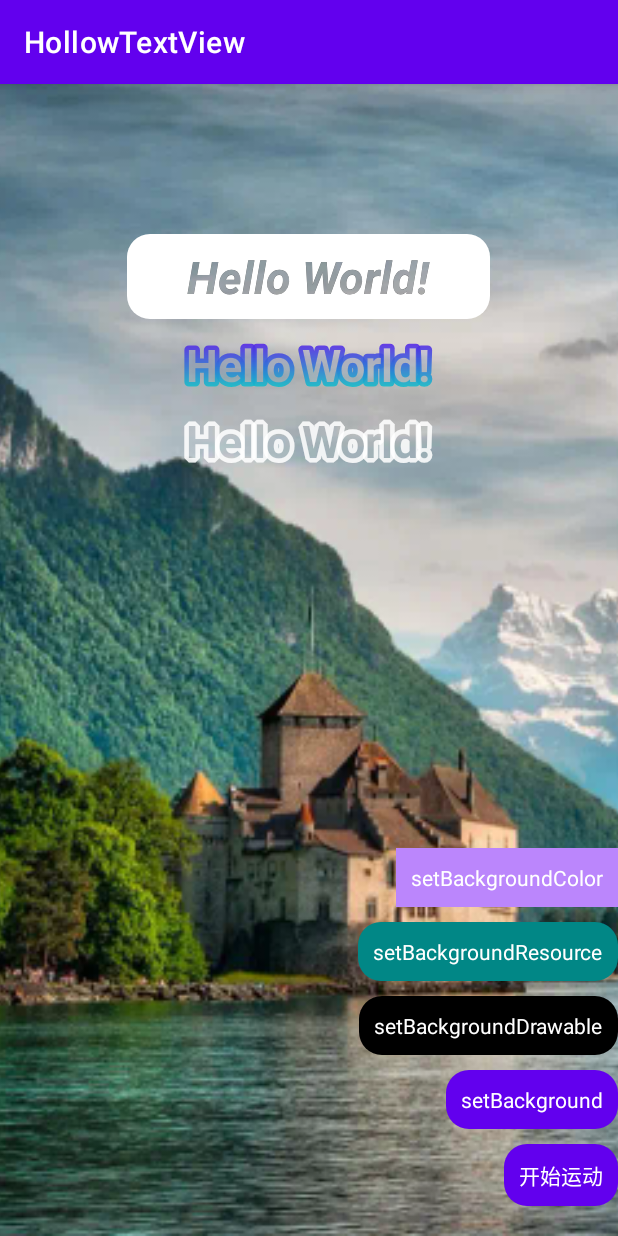
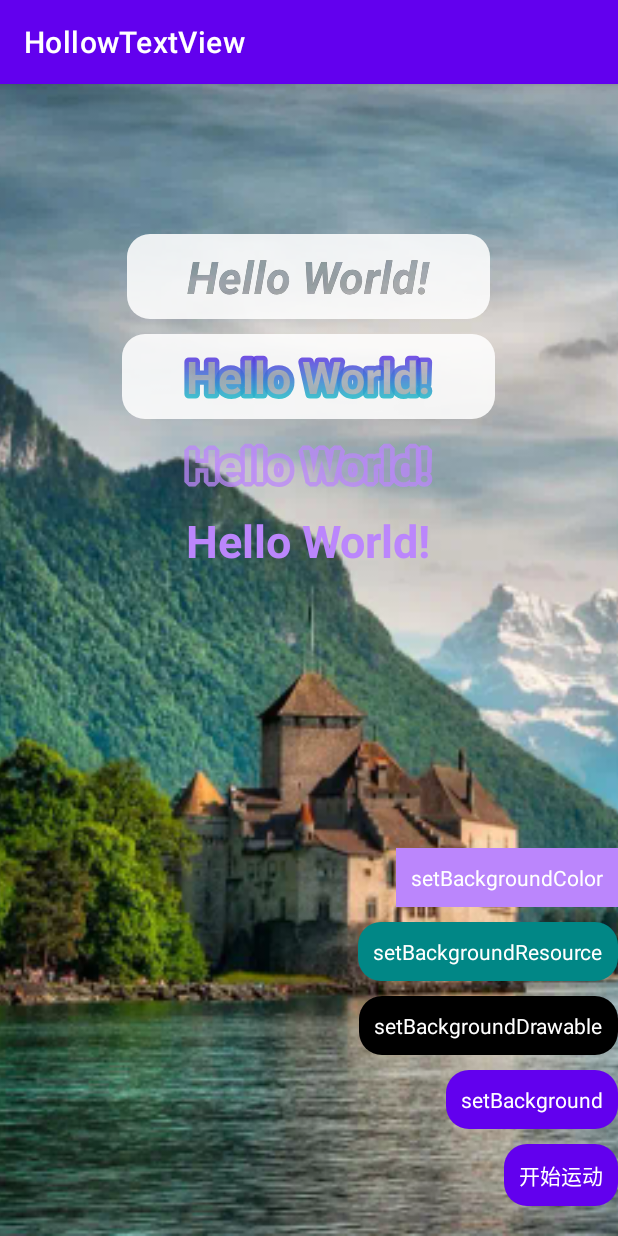
Before and after one commit to FlyJingFish/HollowTextView, an Android app: the screen it shows after launch (MainActivity), on a phone screen of 412 x 824 dp. Run offline under Robolectric (Android 15) with nearby library versions, the phone set to English and light mode, and no system bars.

Commit message:
1，优化支持ColorStateList

```diff
--- a/app/src/main/java/com/flyjingfish/hollowtextview/MainActivity.java
+++ b/app/src/main/java/com/flyjingfish/hollowtextview/MainActivity.java
@@ -5,8 +5,8 @@ import androidx.appcompat.app.AppCompatActivity;
 import android.animation.ObjectAnimator;
 import android.animation.ValueAnimator;
 import android.content.Context;
+import android.content.res.ColorStateList;
 import android.graphics.Point;
-import android.os.Build;
 import android.os.Bundle;
 import android.view.WindowManager;
 
@@ -56,7 +56,24 @@ public class MainActivity extends AppCompatActivity {
             }
             isRunAnim = !isRunAnim;
         });
+        binding.demo.setOnClickListener(v -> {
+            if (!isSetDemo){
+                isSetDemo = true;
+                binding.demo.setTextColor(getResources().getColor(R.color.press));
+            }
+        });
+        binding.hollowTextView.setOnClickListener(v -> {});
+        binding.hollowTextView2.setOnClickListener(v -> {
+            if (!isSet2){
+                isSet2 = true;
+                binding.hollowTextView2.setGradientStrokeColors(new ColorStateList[]{getResources().getColorStateList(R.color.press),getResources().getColorStateList(R.color.press)});
+            }
+        });
+        binding.hollowTextView3.setOnClickListener(v -> {});
     }
+
+    boolean isSet2 = false;
+    boolean isSetDemo = false;
 
     @Override
     protected void onDestroy() {
--- /dev/null
+++ b/app/src/main/res/color/press.xml
@@ -0,0 +1,5 @@
+<?xml version="1.0" encoding="utf-8"?>
+<selector xmlns:android="http://schemas.android.com/apk/res/android">
+    <item android:color="@color/purple_200" android:state_pressed="false"/>
+    <item android:color="@color/purple_700" android:state_pressed="true"/>
+</selector>
--- /dev/null
+++ b/app/src/main/res/color/press_end.xml
@@ -0,0 +1,5 @@
+<?xml version="1.0" encoding="utf-8"?>
+<selector xmlns:android="http://schemas.android.com/apk/res/android">
+    <item android:color="@color/teal_200" android:state_pressed="false"/>
+    <item android:color="@color/purple_700" android:state_pressed="true"/>
+</selector>
--- /dev/null
+++ b/app/src/main/res/color/press_start.xml
@@ -0,0 +1,5 @@
+<?xml version="1.0" encoding="utf-8"?>
+<selector xmlns:android="http://schemas.android.com/apk/res/android">
+    <item android:color="@color/purple_500" android:state_pressed="false"/>
+    <item android:color="@color/purple_700" android:state_pressed="true"/>
+</selector>
--- /dev/null
+++ b/app/src/main/res/drawable/bg_press.xml
@@ -0,0 +1,15 @@
+<?xml version="1.0" encoding="utf-8"?>
+<selector xmlns:android="http://schemas.android.com/apk/res/android">
+    <item android:state_pressed="false">
+        <shape>
+            <solid android:color="#ffffff"/>
+            <corners android:radius="15dp"/>
+        </shape>
+    </item>
+    <item android:state_pressed="true">
+        <shape>
+            <solid android:color="@color/black"/>
+            <corners android:radius="15dp"/>
+        </shape>
+    </item>
+</selector>
--- a/app/src/main/res/layout/activity_main.xml
+++ b/app/src/main/res/layout/activity_main.xml
@@ -34,14 +34,17 @@
             android:id="@+id/hollowTextView2"
             android:layout_width="wrap_content"
             android:layout_height="wrap_content"
+            android:paddingVertical="8dp"
+            android:paddingHorizontal="40dp"
             android:text="Hello World!"
             android:gravity="center"
             android:textStyle="bold"
             android:layout_marginTop="10dp"
             app:hollow_stroke_angle="0"
-            app:hollow_stroke_startColor="@color/purple_500"
-            app:hollow_stroke_endColor="@color/teal_200"
+            app:hollow_stroke_startColor="@color/press_start"
+            app:hollow_stroke_endColor="@color/press_end"
             app:hollow_stroke_strokeWidth="6dp"
+            android:background="@drawable/bg_press"
             android:textSize="30sp"/>
         <com.flyjingfish.hollowtextviewlib.HollowTextView
             android:id="@+id/hollowTextView3"
@@ -52,8 +55,18 @@
             android:gravity="center"
             android:textStyle="bold"
             android:layout_marginTop="10dp"
-            app:hollow_stroke_textColor="@color/white"
+            app:hollow_stroke_textColor="@color/press"
             app:hollow_stroke_strokeWidth="6dp"
+            android:textSize="30sp"/>
+        <TextView
+            android:id="@+id/demo"
+            android:layout_width="wrap_content"
+            android:layout_height="wrap_content"
+            android:text="Hello World!"
+            android:gravity="center"
+            android:textStyle="bold"
+            android:layout_marginTop="10dp"
+            android:textColor="@color/press"
             android:textSize="30sp"/>
     </LinearLayout>
 
--- a/library/src/main/java/com/flyjingfish/hollowtextviewlib/HollowTextView.java
+++ b/library/src/main/java/com/flyjingfish/hollowtextviewlib/HollowTextView.java
@@ -19,13 +19,16 @@ import android.text.TextPaint;
 import android.text.style.LeadingMarginSpan;
 import android.util.AttributeSet;
 import android.util.LayoutDirection;
-import android.util.Log;
 
+import androidx.annotation.ColorInt;
 import androidx.annotation.NonNull;
 import androidx.annotation.Nullable;
 import androidx.appcompat.widget.AppCompatTextView;
 import androidx.core.text.TextUtilsCompat;
 
+import java.util.ArrayList;
+import java.util.Arrays;
+import java.util.List;
 import java.util.Locale;
 
 public class HollowTextView extends AppCompatTextView {
@@ -33,13 +36,16 @@ public class HollowTextView extends AppCompatTextView {
     private Drawable bgDrawable;
     private int strokeWidth;
     private int[] gradientStrokeColors;
+    private final List<ColorStateList> gradientStrokeColorStates = new ArrayList<>();
     private float[] gradientStrokePositions;
     private boolean gradientStrokeColor;
     private float strokeAngle;
     private boolean strokeRtlAngle;
     private boolean isRtl;
-    private int strokeTextColor;
+    private ColorStateList strokeTextColor;
+    private int curStrokeTextColor;
     private Paint.Join strokeJoin;
+    private final PorterDuffXfermode DST_OUT = new PorterDuffXfermode(PorterDuff.Mode.DST_OUT);
 
     public HollowTextView(@NonNull Context context) {
         this(context, null);
@@ -57,26 +63,34 @@ public class HollowTextView extends AppCompatTextView {
 
         TypedArray typedArray = context.obtainStyledAttributes(attrs, R.styleable.HollowTextView);
         strokeWidth = typedArray.getDimensionPixelSize(R.styleable.HollowTextView_hollow_stroke_strokeWidth, 0);
-        int startStrokeColor = typedArray.getColor(R.styleable.HollowTextView_hollow_stroke_startColor, 0);
-        int centerStrokeColor = typedArray.getColor(R.styleable.HollowTextView_hollow_stroke_centerColor, 0);
-        int endStrokeColor = typedArray.getColor(R.styleable.HollowTextView_hollow_stroke_endColor, 0);
-        strokeTextColor = typedArray.getColor(R.styleable.HollowTextView_hollow_stroke_textColor, getCurrentTextColor());
+        ColorStateList startStrokeColorState = typedArray.getColorStateList(R.styleable.HollowTextView_hollow_stroke_startColor);
+        ColorStateList centerStrokeColorState = typedArray.getColorStateList(R.styleable.HollowTextView_hollow_stroke_centerColor);
+        ColorStateList endStrokeColorState = typedArray.getColorStateList(R.styleable.HollowTextView_hollow_stroke_endColor);
+        strokeTextColor = typedArray.getColorStateList(R.styleable.HollowTextView_hollow_stroke_textColor);
         strokeAngle = typedArray.getFloat(R.styleable.HollowTextView_hollow_stroke_angle, 0);
         strokeRtlAngle = typedArray.getBoolean(R.styleable.HollowTextView_hollow_stroke_rtl_angle, false);
         int strokeJoinInt = typedArray.getInt(R.styleable.HollowTextView_hollow_stroke_join, Paint.Join.ROUND.ordinal());
 
         typedArray.recycle();
 
-        if (startStrokeColor != 0 || centerStrokeColor != 0 || endStrokeColor != 0){
-            if (centerStrokeColor != 0) {
-                gradientStrokeColors = new int[]{startStrokeColor, centerStrokeColor, endStrokeColor};
-            } else {
-                gradientStrokeColors = new int[]{startStrokeColor, endStrokeColor};
-            }
-            gradientStrokeColor = true;
-        }else {
-            gradientStrokeColor = false;
+        if (strokeTextColor == null){
+            strokeTextColor = getTextColors();
         }
+
+        if (startStrokeColorState != null){
+            gradientStrokeColorStates.add(startStrokeColorState);
+        }
+        if (centerStrokeColorState != null){
+            gradientStrokeColorStates.add(centerStrokeColorState);
+        }
+        if (endStrokeColorState != null){
+            gradientStrokeColorStates.add(endStrokeColorState);
+        }
+        if (gradientStrokeColorStates.size() == 1){
+            gradientStrokeColorStates.add(ColorStateList.valueOf(Color.TRANSPARENT));
+        }
+        gradientStrokeColor = gradientStrokeColorStates.size() > 0;
+        updateColors();
 
         if (strokeJoinInt >=0 && strokeJoinInt<=2){
             strokeJoin = Paint.Join.values()[strokeJoinInt];
@@ -112,16 +126,76 @@ public class HollowTextView extends AppCompatTextView {
     }
 
     @Override
+    protected void drawableStateChanged() {
+        super.drawableStateChanged();
+        updateColors();
+        final int[] state = getDrawableState();
+        boolean changed = false;
+
+        final Drawable bg = bgDrawable;
+        if (bg != null && bg.isStateful()) {
+            changed |= bg.setState(state);
+        }
+
+        if (changed) {
+            invalidate();
+        }
+    }
+
+    private void updateColors(){
+        boolean inval = false;
+        final int[] drawableState = getDrawableState();
+        int color = strokeTextColor.getColorForState(drawableState, 0);
+        if (color != curStrokeTextColor) {
+            curStrokeTextColor = color;
+            inval = true;
+        }
+
+        if (gradientStrokeColorStates != null && gradientStrokeColorStates.size() > 0){
+            int[] gradientColors = new int[gradientStrokeColorStates.size()];
+            for (int i = 0; i < gradientStrokeColorStates.size(); i++) {
+                int gradientColor = gradientStrokeColorStates.get(i).getColorForState(drawableState, 0);
+                gradientColors[i] = gradientColor;
+            }
+            if (gradientStrokeColors == null) {
+                gradientStrokeColors = gradientColors;
+                inval = true;
+            } else if (gradientStrokeColors.length != gradientColors.length){
+                gradientStrokeColors = gradientColors;
+                inval = true;
+            } else {
+                boolean equals = true;
+                for (int i = 0; i < gradientStrokeColors.length; i++) {
+                    if (gradientStrokeColors[i] != gradientColors[i]){
+                        equals = false;
+                        break;
+                    }
+                }
+                if (!equals){
+                    gradientStrokeColors = gradientColors;
+                    inval = true;
+                }
+            }
+        }
+
+        if (inval){
+            invalidate();
+        }
+    }
+
+    @SuppressLint("DrawAllocation")
+    @Override
     protected void onDraw(Canvas canvas) {
         TextPaint textPaint = getPaint();
         Paint.Style oldStyle = textPaint.getStyle();
-        textPaint.setColor(Color.BLACK);
+        textPaint.setColor(getCurrentTextColor());
         textPaint.setXfermode(null);
         canvas.saveLayer(new RectF(0, 0, getWidth(), getHeight()), textPaint, Canvas.ALL_SAVE_FLAG);
         drawBackground(canvas);
         textPaint.setStrokeWidth(strokeWidth);
         textPaint.setStrokeJoin(strokeJoin);
         textPaint.setStyle(Paint.Style.FILL_AND_STROKE);
+        LinearGradient linearGradient;
         if (gradientStrokeColor){
             float currentAngle = strokeAngle;
             if (strokeRtlAngle && isRtl){
@@ -129,19 +203,28 @@ public class HollowTextView extends AppCompatTextView {
             }
             float[] xy = getAngleXY(currentAngle);
 
-            @SuppressLint("DrawAllocation") LinearGradient linearGradient = new LinearGradient(xy[0], xy[1], xy[2], xy[3],  gradientStrokeColors, gradientStrokePositions, Shader.TileMode.CLAMP);
-            textPaint.setShader(linearGradient);
+            linearGradient = new LinearGradient(xy[0], xy[1], xy[2], xy[3],  gradientStrokeColors, gradientStrokePositions, Shader.TileMode.CLAMP);
         }else {
-            @SuppressLint("DrawAllocation") LinearGradient linearGradient = new LinearGradient(0, 0, getWidth(), getHeight(),  new int[]{strokeTextColor,strokeTextColor}, null, Shader.TileMode.CLAMP);
-            textPaint.setShader(linearGradient);
+            linearGradient = new LinearGradient(0, 0, getWidth(), getHeight(),  new int[]{curStrokeTextColor,curStrokeTextColor}, null, Shader.TileMode.CLAMP);
         }
+        textPaint.setShader(linearGradient);
         super.onDraw(canvas);
 
         textPaint.setStyle(oldStyle);
         textPaint.setStrokeWidth(0);
         textPaint.setShader(null);
-        textPaint.setXfermode(new PorterDuffXfermode(PorterDuff.Mode.DST_OUT));
+        textPaint.setXfermode(DST_OUT);
         super.onDraw(canvas);
+    }
+
+    @Override
+    public void setSelected(boolean selected) {
+        super.setSelected(selected);
+    }
+
+    @Override
+    public void setPressed(boolean pressed) {
+        super.setPressed(pressed);
     }
 
     @Override
@@ -241,13 +324,49 @@ public class HollowTextView extends AppCompatTextView {
         return gradientStrokeColors;
     }
 
-    public void setGradientStrokeColors(int[] gradientStrokeColors) {
-        this.gradientStrokeColors = gradientStrokeColors;
-        gradientStrokeColor = gradientStrokeColors != null;
-        if (gradientStrokePositions != null && gradientStrokeColors != null && gradientStrokeColors.length != gradientStrokePositions.length){
-            this.gradientStrokePositions = null;
+    public List<ColorStateList> getGradientStrokeColorStates() {
+        return gradientStrokeColorStates;
+    }
+
+    public void setGradientStrokeColors(@Nullable @ColorInt int[] gradientStrokeColors) {
+        gradientStrokeColorStates.clear();
+        if (gradientStrokeColors != null){
+            for (int gradientStrokeColor : gradientStrokeColors) {
+                ColorStateList gradientColor = ColorStateList.valueOf(gradientStrokeColor);
+                gradientStrokeColorStates.add(gradientColor);
+            }
+            if (gradientStrokeColorStates.size() == 1){
+                gradientStrokeColorStates.add(ColorStateList.valueOf(Color.TRANSPARENT));
+            }
+            gradientStrokeColor = gradientStrokeColorStates.size() > 0;
+            if (gradientStrokePositions != null && gradientStrokeColors.length != gradientStrokePositions.length){
+                this.gradientStrokePositions = null;
+            }
+            updateColors();
+        }else {
+            gradientStrokeColor = false;
+            updateColors();
+            invalidate();
         }
-        invalidate();
+    }
+
+    public void setGradientStrokeColors(@Nullable ColorStateList[] colorStateLists) {
+        gradientStrokeColorStates.clear();
+        if (gradientStrokeColors != null){
+            gradientStrokeColorStates.addAll(Arrays.asList(colorStateLists));
+            if (gradientStrokeColorStates.size() == 1){
+                gradientStrokeColorStates.add(ColorStateList.valueOf(Color.TRANSPARENT));
+            }
+            gradientStrokeColor = gradientStrokeColorStates.size() > 0;
+            if (gradientStrokePositions != null && gradientStrokeColors.length != gradientStrokePositions.length){
+                this.gradientStrokePositions = null;
+            }
+            updateColors();
+        }else {
+            gradientStrokeColor = false;
+            updateColors();
+            invalidate();
+        }
     }
 
     public float[] getGradientStrokePositions() {
@@ -279,13 +398,22 @@ public class HollowTextView extends AppCompatTextView {
     }
 
     public int getStrokeTextColor() {
+        return curStrokeTextColor;
+    }
+    public ColorStateList getStrokeTextColors() {
         return strokeTextColor;
     }
 
-    public void setStrokeTextColor(int strokeTextColor) {
+    public void setStrokeTextColor(@ColorInt int strokeTextColor) {
+        this.strokeTextColor = ColorStateList.valueOf(strokeTextColor);
+        gradientStrokeColor = false;
+        updateColors();
+    }
+
+    public void setStrokeTextColors(ColorStateList strokeTextColor) {
         this.strokeTextColor = strokeTextColor;
         gradientStrokeColor = false;
-        invalidate();
+        updateColors();
     }
 
     /**
```
Also changed, not shown: library/src/main/res/values/values.xml (+4 -4 lines).
